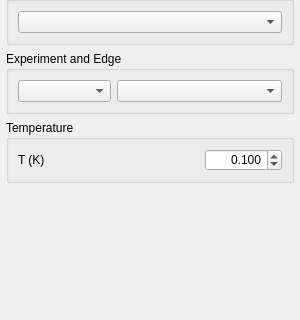
Above: crispy/resources/gui/uis/quanty.ui from mretegan/crispy before the change; both pictures show x 0 to 300 and y 118 to 438 of the 300 by 700 pixel window. Below: the same form after it.
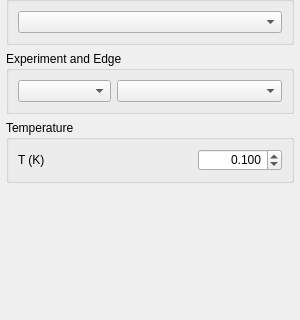
That is the form after the change. Icons and pictures are not drawn. Custom widgets are drawn as their Qt base class.

Commit message: Increase the upper bound of the temperature spin box

Patch:
```diff
--- a/crispy/resources/gui/uis/quanty.ui
+++ b/crispy/resources/gui/uis/quanty.ui
@@ -214,7 +214,7 @@
                 <number>3</number>
                </property>
                <property name="maximum">
-                <double>1000.000000000000000</double>
+                <double>10000.000000000000000</double>
                </property>
                <property name="singleStep">
                 <double>0.100000000000000</double>
```
